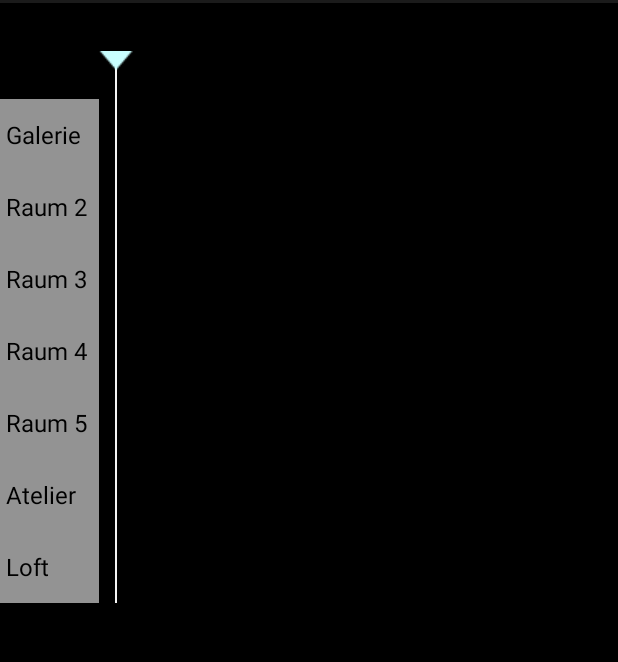
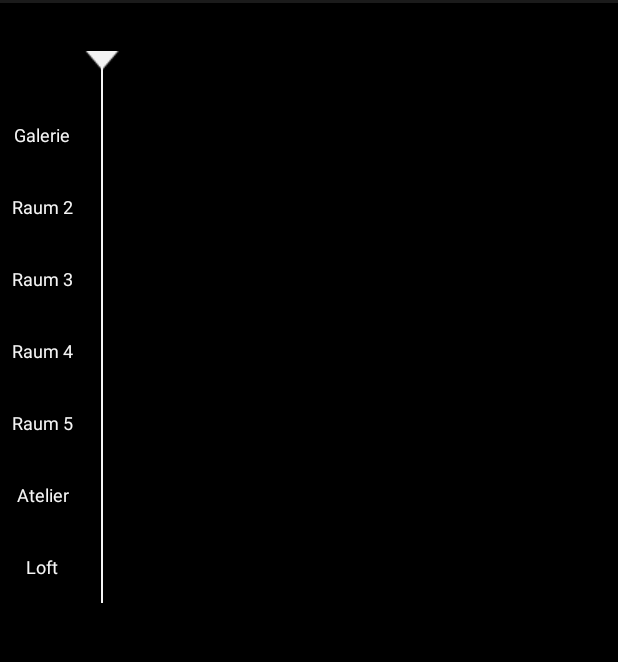
Before and after one commit to futurice/festapp-android, an Android app: the fragment ScheduleFragment shown on its own in the app's theme, on a phone screen of 412 x 824 dp, the part 69-731 px from its top. Run offline under Robolectric (Android 15) with nearby library versions, the phone set to English and light mode, and no system bars; libraries missing offline, so code that uses them is left out: rx.android.schedulers, rx.functions, rx.subscriptions; Roboto replaces fonts that are not available here; 2 statements that could not run were skipped.

Commit message:
Style ScheduleFragment properly

```diff
--- a/app/build.gradle
+++ b/app/build.gradle
@@ -25,7 +25,7 @@ android {
     buildToolsVersion "20.0.0"
 
     defaultConfig {
-        minSdkVersion 15
+        minSdkVersion 16
         targetSdkVersion 19
         versionCode 1
         versionName "1.0"
--- a/app/src/main/java/de/serviceexperiencecamp/android/fragments/ScheduleFragment.java
+++ b/app/src/main/java/de/serviceexperiencecamp/android/fragments/ScheduleFragment.java
@@ -234,6 +234,8 @@ public class ScheduleFragment extends Fragment {
             params.height = (getResources().getDimensionPixelSize(R.dimen.touchable_ui_height));
             locationRow.setLayoutParams(params);
             locationRow.setOrientation(LinearLayout.HORIZONTAL);
+            locationRow.setLayerType(View.LAYER_TYPE_SOFTWARE, null);
+            locationRow.setBackground(getResources().getDrawable(R.drawable.dotted_line));
 
             DateTime previousTime = getTimelineStartMoment(daySchedule);
 
@@ -264,7 +266,6 @@ public class ScheduleFragment extends Fragment {
                     locationRow.addView(tv);
                 }
 
-                //gigWidget.setOnClickListener(gigWidgetClickListener);
                 previousTime = eventEndTime;
             }
 
--- a/app/src/main/java/de/serviceexperiencecamp/android/views/EventTimelineView.java
+++ b/app/src/main/java/de/serviceexperiencecamp/android/views/EventTimelineView.java
@@ -38,6 +38,14 @@ public class EventTimelineView extends RelativeLayout {
         LayoutInflater.from(context).inflate(R.layout.event_timeline_box, this, true);
         eventTitle = (TextView) findViewById(R.id.artistName);
         eventTitle.setText(event.title);
+
+        if (event.bar_camp) {
+            this.setBackgroundColor(getResources().getColor(R.color.orange));
+        }
+        else {
+            this.setBackground(getResources().getDrawable(R.drawable.gradient_horiz));
+        }
+
 //        starIcon = (ToggleButton) findViewById(R.id.starIcon);
 //        starIcon.setChecked(false/*gig.isFavorite()*/);
 //        starIcon.setOnCheckedChangeListener(favoriteListener);
--- /dev/null
+++ b/app/src/main/res/drawable/dotted_line.xml
@@ -0,0 +1,12 @@
+<?xml version="1.0" encoding="utf-8"?>
+<shape
+    xmlns:android="http://schemas.android.com/apk/res/android"
+    android:shape="line"
+    >
+    <stroke
+        android:color="@color/orange"
+        android:dashWidth="1dp"
+        android:width="1dp"
+        android:dashGap="@dimen/spacing_small"
+        />
+</shape>
--- /dev/null
+++ b/app/src/main/res/drawable/gradient_horiz.xml
@@ -0,0 +1,8 @@
+<?xml version="1.0" encoding="utf-8"?>
+<shape xmlns:android="http://schemas.android.com/apk/res/android">
+    <gradient
+        android:angle="0"
+        android:startColor="@color/orange"
+        android:endColor="@color/pink"
+        />
+</shape>
--- a/app/src/main/res/layout/event_timeline_box.xml
+++ b/app/src/main/res/layout/event_timeline_box.xml
@@ -15,7 +15,6 @@
         android:paddingTop="1dp"
         android:text="speaker name"
         android:textColor="@color/black"
-        android:background="@color/orange"
         android:textSize="12sp"
         />
 
--- a/app/src/main/res/layout/fragment_schedule.xml
+++ b/app/src/main/res/layout/fragment_schedule.xml
@@ -29,37 +29,37 @@
             android:layout_alignParentLeft="true"
             >
 
-            <TextView
+            <de.serviceexperiencecamp.android.views.TTFTextView
                 android:text="Galerie"
                 style="@style/AgendaLocation"
                 />
 
-            <TextView
+            <de.serviceexperiencecamp.android.views.TTFTextView
                 android:text="Raum 2"
                 style="@style/AgendaLocation"
                 />
 
-            <TextView
+            <de.serviceexperiencecamp.android.views.TTFTextView
                 android:text="Raum 3"
                 style="@style/AgendaLocation"
                 />
 
-            <TextView
+            <de.serviceexperiencecamp.android.views.TTFTextView
                 android:text="Raum 4"
                 style="@style/AgendaLocation"
                 />
 
-            <TextView
+            <de.serviceexperiencecamp.android.views.TTFTextView
                 android:text="Raum 5"
                 style="@style/AgendaLocation"
                 />
 
-            <TextView
+            <de.serviceexperiencecamp.android.views.TTFTextView
                 android:text="Atelier"
                 style="@style/AgendaLocation"
                 />
 
-            <TextView
+            <de.serviceexperiencecamp.android.views.TTFTextView
                 android:text="Loft"
                 style="@style/AgendaLocation"
                 />
@@ -87,16 +87,6 @@
                     >
 
                     <LinearLayout
-                        android:id="@+id/gigLayout"
-                        android:layout_width="match_parent"
-                        android:layout_height="match_parent"
-                        android:layout_alignParentTop="true"
-                        android:layout_centerHorizontal="true"
-                        android:orientation="vertical"
-                        android:layout_marginTop="@dimen/spacing_large"
-                        />
-
-                    <LinearLayout
                         android:id="@+id/timelineNow"
                         android:layout_width="match_parent"
                         android:layout_height="match_parent"
@@ -110,6 +100,16 @@
                             />
                         <include layout="@layout/timeline_now_marker"/>
                     </LinearLayout>
+
+                    <LinearLayout
+                        android:id="@+id/gigLayout"
+                        android:layout_width="match_parent"
+                        android:layout_height="match_parent"
+                        android:layout_alignParentTop="true"
+                        android:layout_centerHorizontal="true"
+                        android:orientation="vertical"
+                        android:layout_marginTop="@dimen/spacing_large"
+                        />
 
                 </RelativeLayout>
 
--- a/app/src/main/res/values/styles.xml
+++ b/app/src/main/res/values/styles.xml
@@ -67,13 +67,14 @@
     </style>
 
     <style name="AgendaLocation">
-        <item name="android:textSize">@dimen/font_size_normal</item>
-        <item name="android:textColor">@color/black</item>
-        <item name="android:background">@color/white_transparent_strong</item>
-        <item name="android:gravity">center_vertical|left</item>
         <item name="android:layout_width">match_parent</item>
         <item name="android:layout_height">@dimen/touchable_ui_height</item>
-        <item name="android:paddingLeft">@dimen/spacing_tiny</item>
+        <item name="android:background">@color/black</item>
+        <item name="android:gravity">center</item>
+        <item name="ttf_font">SegoeUILight</item>
+        <item name="android:textSize">@dimen/font_size_small</item>
+        <item name="android:textColor">@color/white</item>
+        <item name="android:paddingLeft">@dimen/spacing_small</item>
         <item name="android:paddingRight">@dimen/spacing_small</item>
     </style>
 
```
Also changed, not shown: app/src/main/res/drawable/timeline_now_arrow.png, 1 other file.
